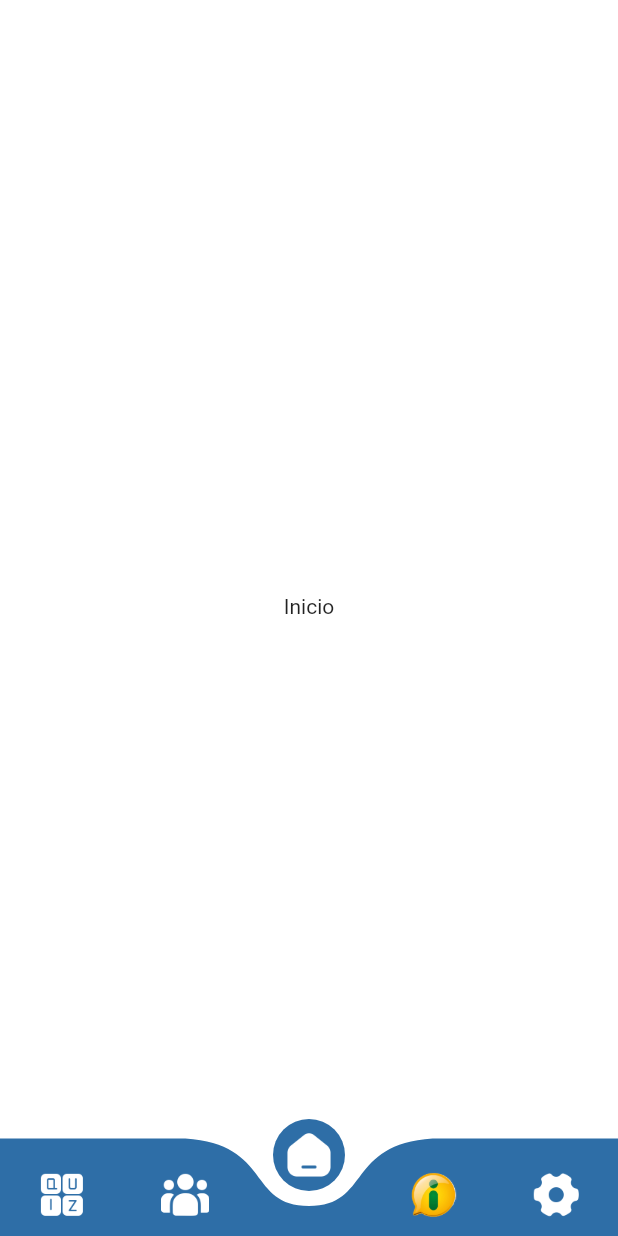
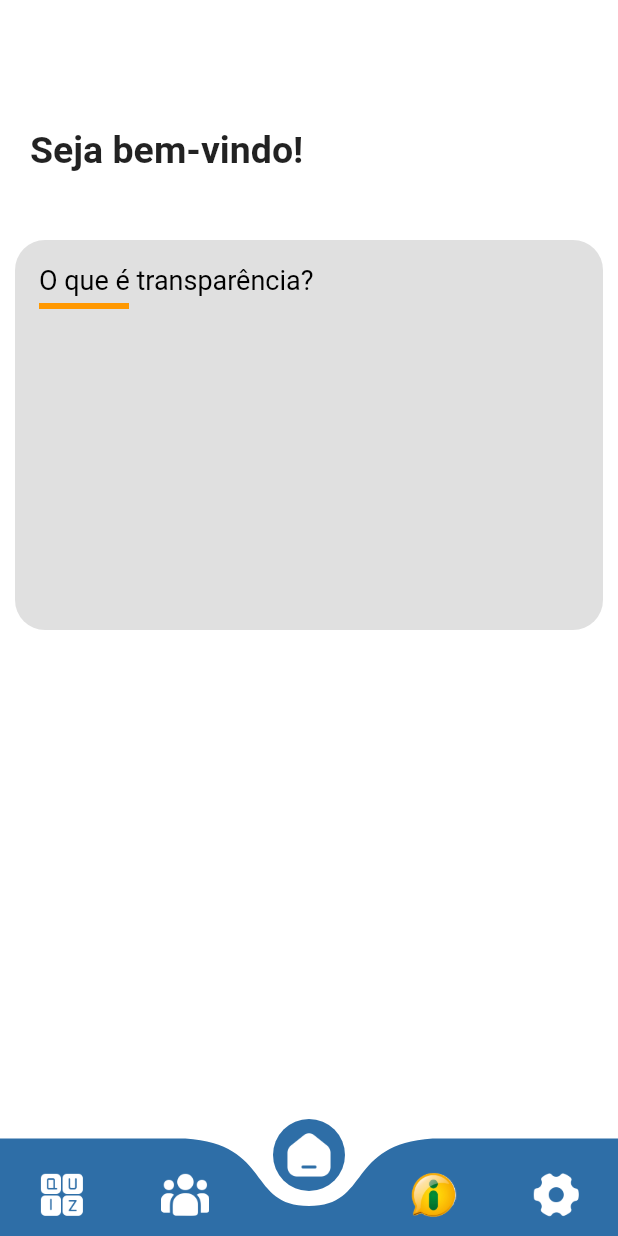
Before and after one commit to Markfgui675/AppSecretaria, a Flutter app: the screen it shows after launch, on a phone screen of 412 x 824 dp. Run offline on Flutter 3.47's test engine with Material 2 defaults, Android fonts, the light colour scheme and no system bars; drawn by our look-alikes of curved_navigation_bar; our stand-ins replace cloud_firestore, google_fonts; accounts and stored records are empty; Roboto replaces fonts that are missing (Kanit).

Commit message:
Style do inicio

```diff
--- a/lib/telas/inicio.dart
+++ b/lib/telas/inicio.dart
@@ -1,5 +1,6 @@
 import 'package:flutter/cupertino.dart';
 import 'package:flutter/material.dart';
+import 'package:google_fonts/google_fonts.dart';
 
 class Inicio extends StatefulWidget {
   const Inicio({Key? key}) : super(key: key);
@@ -12,18 +13,55 @@ class _InicioState extends State<Inicio> {
   @override
   Widget build(BuildContext context) {
     return Scaffold(
-      backgroundColor: Colors.white,
-      body: Center(
-        child: Container(
+        backgroundColor: Colors.white,
+        body: SingleChildScrollView(
           child: Column(
-            mainAxisAlignment: MainAxisAlignment.center,
-            crossAxisAlignment: CrossAxisAlignment.center,
             children: <Widget>[
-              Text('Inicio')
+              //Boas vindas
+              Container(
+                height: 100,
+                padding: EdgeInsets.only(left: 20),
+                child: Row(
+                  mainAxisAlignment: MainAxisAlignment.start,
+                  crossAxisAlignment: CrossAxisAlignment.center,
+                  children: <Widget>[
+                    Text(
+                      'Seja bem-vindo!',
+                      style: GoogleFonts.kanit().copyWith(fontSize: 25, fontWeight: FontWeight.bold),
+                    )
+                  ],
+                ),
+              ),
+
+              //Texto o que é transparência
+              Container(
+                width: double.infinity,
+                height: 280,
+                padding: EdgeInsets.all(10),
+                child: Container(
+                  padding: EdgeInsets.all(16),
+                  decoration: BoxDecoration(
+                    borderRadius: BorderRadius.circular(20),
+                    color: Colors.grey[300],
+                  ),
+                  child: Column(
+                    crossAxisAlignment: CrossAxisAlignment.start,
+                    children: <Widget>[
+                      Text('O que é transparência?', style: GoogleFonts.kanit().copyWith(fontSize: 18, color: Colors.black),),
+                      SizedBox(height: 5,),
+                      Container(width: 60, height: 4, color: Colors.orange,) //linha
+                    ],
+                  ),
+                )
+              )
+
+              //Pratique os seus conhecimentos sobre a transparência na saúde
+
+              //ita
+
+              //quem é quem
             ],
           ),
-        ),
-      ),
-    );
+        ));
   }
 }
--- a/pubspec.yaml
+++ b/pubspec.yaml
@@ -42,6 +42,7 @@ dependencies:
   firebase_storage: ^3.0.2 #armazenamento arquivos
   cloud_firestore: ^0.12.5+2 #banco de dados
   image_picker: ^0.6.0+10 #selecionar imagens
+  google_fonts: ^4.0.3 #google fontes
 
 dev_dependencies:
   flutter_test:
```
Also changed, not shown: pubspec.lock, 1 other file.
